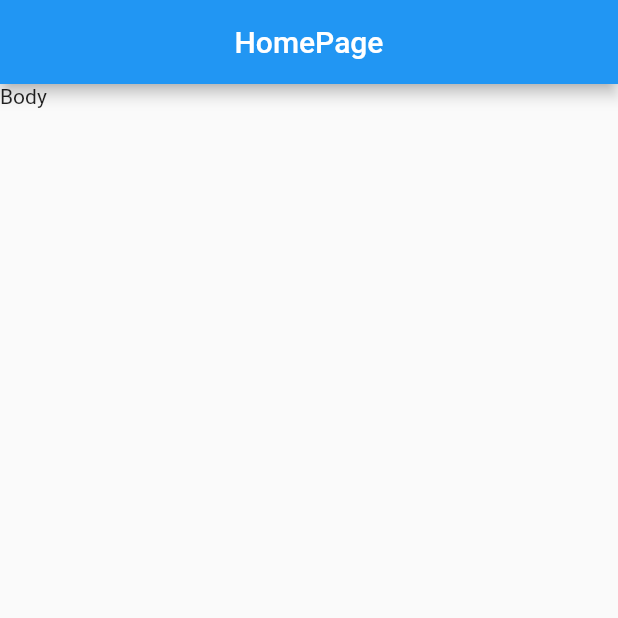
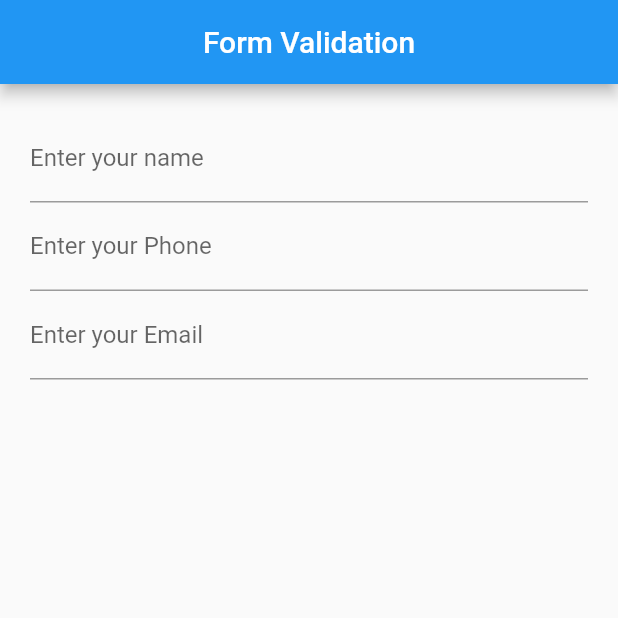
Before and after one commit to thetahmeed/Flutter, a Flutter app: the screen it shows after launch, on a phone screen of 412 x 824 dp, the top half of it. Run offline on Flutter 3.47's test engine with Material 2 defaults, Android fonts, the phone set to English and light mode, and no system bars; our stand-ins replace shared_preferences.

Commit message:
Creating a form

```diff
--- /dev/null
+++ b/fourteen/lib/pages/form.dart
@@ -0,0 +1,64 @@
+import 'package:flutter/material.dart';
+
+class FormPage extends StatefulWidget {
+  @override
+  _FormPageState createState() => _FormPageState();
+}
+
+class _FormPageState extends State<FormPage> {
+  var formKey = GlobalKey<FormState>();
+
+  @override
+  Widget build(BuildContext context) {
+    return Scaffold(
+      appBar: AppBar(
+        title: Text("Form Validation"),
+        centerTitle: true,
+      ),
+      body: ListView(
+        children: [
+          Padding(
+            padding: EdgeInsets.all(20),
+            child: Form(
+              key: formKey,
+              child: Column(
+                children: [
+                  TextFormField(
+                    decoration: InputDecoration(labelText: "Enter your name"),
+                    validator: (value) {
+                      if (value.length == 0) {
+                        return "Name is required";
+                      }
+                      return null;
+                    },
+                    onSaved: (value) {},
+                  ),
+                  TextFormField(
+                    decoration: InputDecoration(labelText: "Enter your Phone"),
+                    validator: (value) {
+                      if (value.length == 0) {
+                        return "Phone is required";
+                      }
+                      return null;
+                    },
+                    onSaved: (value) {},
+                  ),
+                  TextFormField(
+                    decoration: InputDecoration(labelText: "Enter your Email"),
+                    validator: (value) {
+                      if (value.length == 0) {
+                        return "Email is required";
+                      }
+                      return null;
+                    },
+                    onSaved: (value) {},
+                  ),
+                ],
+              ),
+            ),
+          )
+        ],
+      ),
+    );
+  }
+}
```
Also changed, not shown: fourteen/lib/main.dart (+9 -5 lines).
